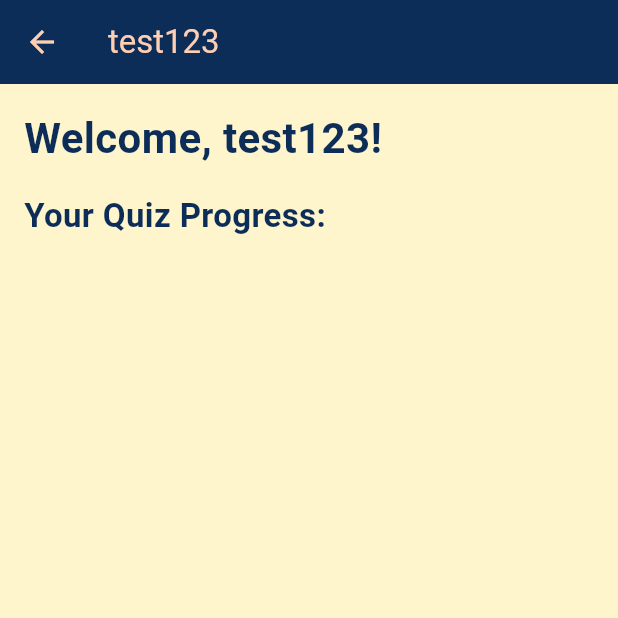
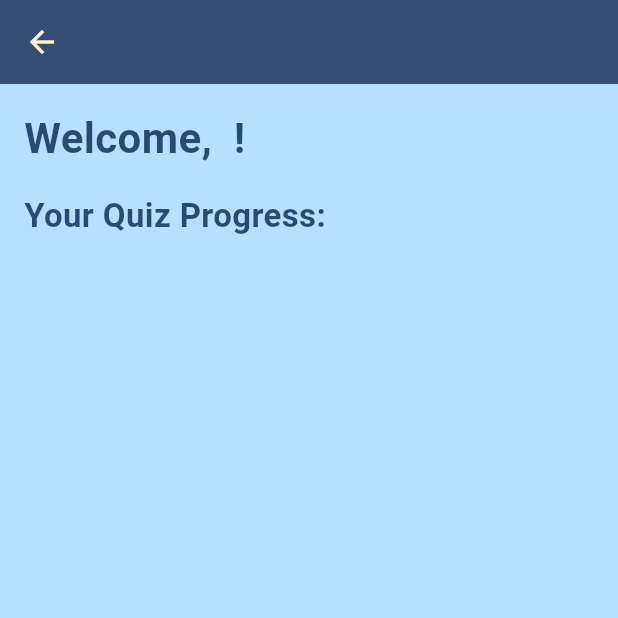
Before and after one commit to LAVjr97/Bilingual-Buddy, a Flutter app: the ProfilePage screen opened directly with empty values, on a phone screen of 412 x 824 dp, the top half of it. Run offline on Flutter 3.47's test engine with Material 3 defaults, Android fonts, the phone set to English and light mode, and no system bars; our stand-ins replace audioplayers, cloud_firestore, confetti, firebase_auth, firebase_core, flip_card and 2 more; missing offline and left inert: flutter_pdfview; accounts and stored records are empty.

Commit message:
updated profile page

```diff
--- a/bilingual_buddy/lib/screens/profile_page.dart
+++ b/bilingual_buddy/lib/screens/profile_page.dart
@@ -1,24 +1,24 @@
 import 'package:flutter/material.dart';
 import 'student_info.dart';
+import 'globals.dart';
 
 class ProfilePage extends StatelessWidget {
   final Student student; //Passes the student object to the profile page
 
 const ProfilePage({required this.student, Key? key}) : super(key: key);
-
   @override
   Widget build(BuildContext context) {
     return Scaffold(
       appBar: AppBar(
-        title: Text('test123'),
+        title: Text('${student.info.firstName} ${student.info.lastName}'),
         // title: Text('${student.info.firstName} ${student.info.lastName}'),
-        backgroundColor: Color(0xFF0C2D57),
-        foregroundColor: Color(0xFFFFCFB3),
+        backgroundColor: textColor,
+        foregroundColor: buttonColor,
         // title: const Text('Profile'),
       ),
       body: Container(
         // crossAxisAlignment: CrossAxisAlignment.start,
-        color: const Color(0xFFFFF5CD),
+        color: backgroundColor,
         child: SafeArea(
           child: Column(
             crossAxisAlignment: CrossAxisAlignment.start,
@@ -26,12 +26,11 @@ const ProfilePage({required this.student, Key? key}) : super(key: key);
               Padding(
                 padding: const EdgeInsets.all(16.0),
                 child: Text(
-                  // "Welcome, ${student.info.firstName} ${student.info.lastName}!",
-                  "Welcome, test123!",
+                  "Welcome, ${student.info.firstName} ${student.info.lastName}!",
                   style: TextStyle(
                     fontSize: 28,
                     fontWeight: FontWeight.bold,
-                    color: Color(0xFF0C2D57),
+                    color: textColor,
                   ),
                 ),
               ),
@@ -42,7 +41,7 @@ const ProfilePage({required this.student, Key? key}) : super(key: key);
               style: TextStyle(
                 fontSize: 22,
                 fontWeight: FontWeight.bold,
-                color: Color(0xFF0C2D57),
+                color: textColor,
               ),
             ),
           ),
@@ -64,15 +63,15 @@ const ProfilePage({required this.student, Key? key}) : super(key: key);
                           style: TextStyle(
                             fontSize: 18,
                             fontWeight: FontWeight.bold,
-                            color: Color(0xFF0C2D57),
+                            color: textColor,
                           ),
                         ),
                         trailing: Text(
-                          quizCompleted ? "Completed": "Incomplete",
+                          (quizCompleted.percentCompleted == 100.0) ? "Completed": "Incomplete",
                           style: TextStyle(
                             fontSize: 18,
                             fontWeight: FontWeight.bold,
-                            color: quizCompleted ? Colors.green : Colors.red,
+                            color: (quizCompleted.percentCompleted == 100.0) ? Colors.green : Colors.red,
                           ),
                         ),
                       ),
```
Also changed, not shown: bilingual_buddy/lib/screens/student_info.dart (+9 -0 lines), bilingual_buddy/lib/screens/useful_widgets.dart (+28 -19 lines), bilingual_buddy/pubspec.lock.
